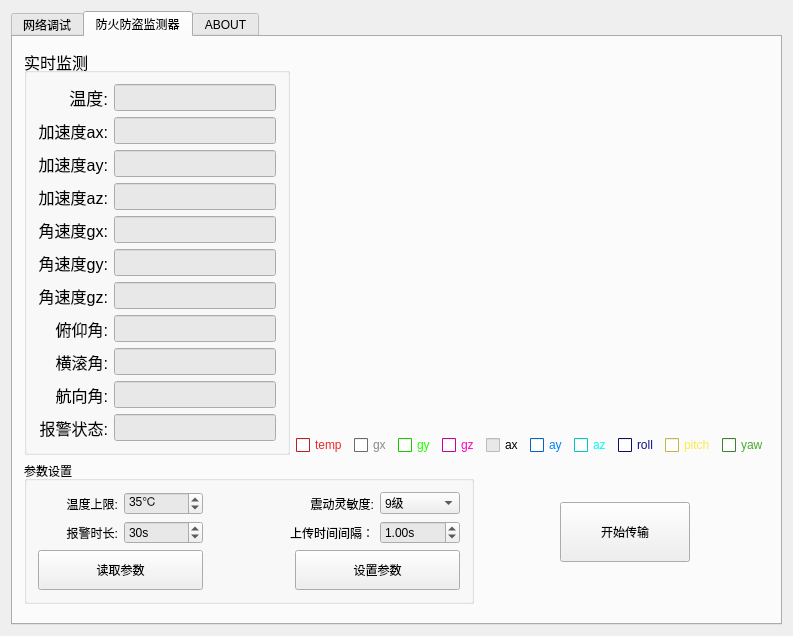
KenSporger/DataMonitorHost, file mainwindow.ui: the form before one commit.
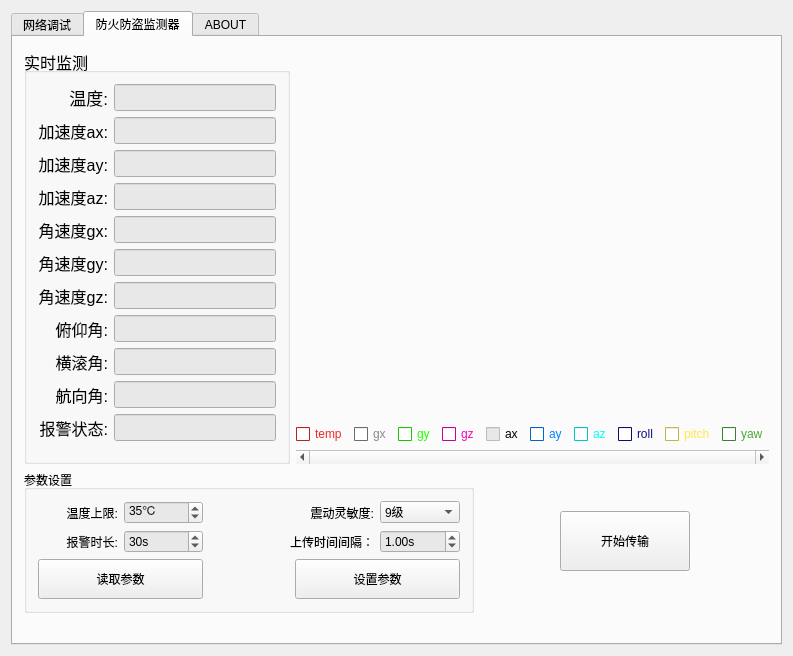
The form after the commit. The open tabs and pages were chosen to show the change. Icons and pictures are not drawn. Custom widgets are drawn as their Qt base class.

What changed in the file:
```diff
--- a/mainwindow.ui
+++ b/mainwindow.ui
@@ -7,7 +7,7 @@
     <x>0</x>
     <y>0</y>
     <width>793</width>
-    <height>636</height>
+    <height>656</height>
    </rect>
   </property>
   <property name="windowTitle">
@@ -4700,6 +4700,25 @@
               </item>
              </layout>
             </item>
+            <item>
+             <widget class="QScrollBar" name="chartScrollBar">
+              <property name="maximum">
+               <number>0</number>
+              </property>
+              <property name="pageStep">
+               <number>10</number>
+              </property>
+              <property name="value">
+               <number>0</number>
+              </property>
+              <property name="sliderPosition">
+               <number>0</number>
+              </property>
+              <property name="orientation">
+               <enum>Qt::Horizontal</enum>
+              </property>
+             </widget>
+            </item>
            </layout>
           </item>
          </layout>
```
Left out of the diff: 2876 changed lines with no effect on the pictures.
